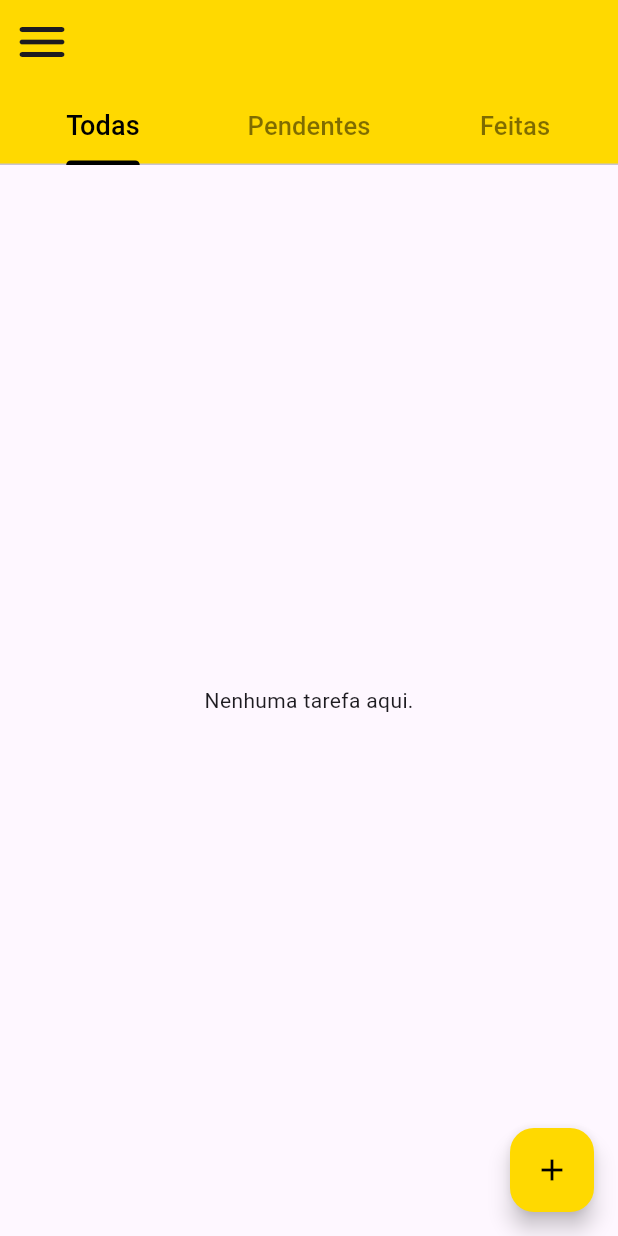
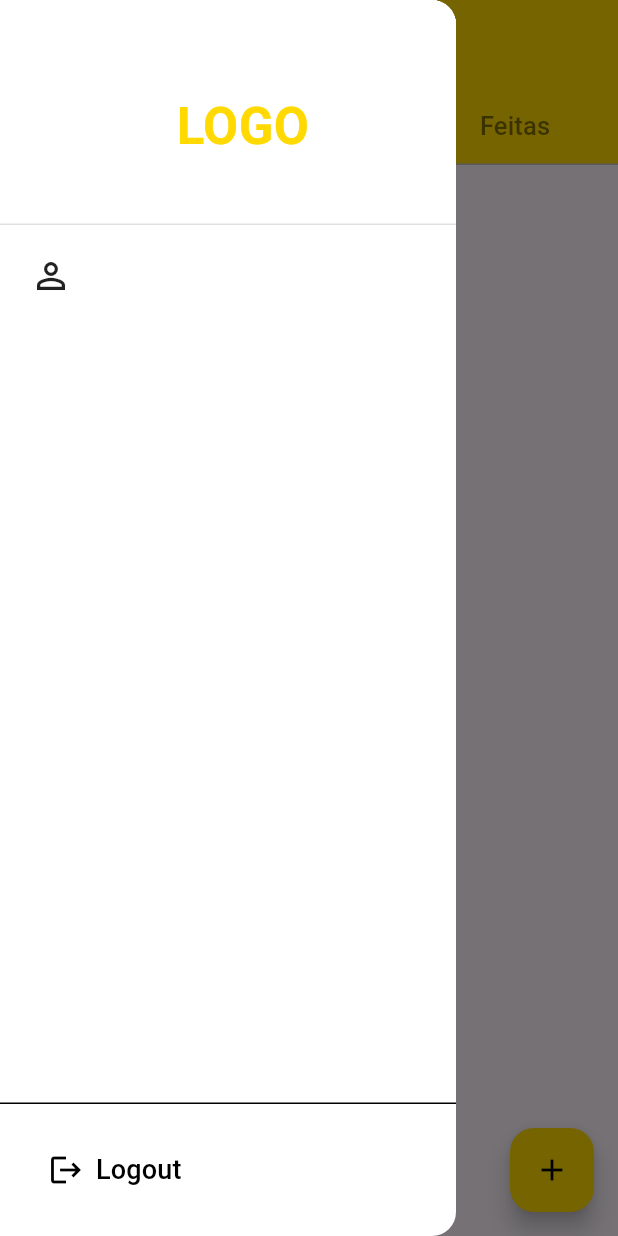
Before and after one commit to pedroo-vtor/anote-e-lembre, a Flutter app: the ListaTarefasView screen opened directly, with the side drawer open (before the commit the screen has no drawer), on a phone screen of 412 x 824 dp. Run offline on Flutter 3.47's test engine with Material 3 defaults, Android fonts, the phone set to English and light mode, and no system bars; our stand-ins replace cloud_firestore, firebase_auth, firebase_core; accounts and stored records are empty.

Commit message:
Feat(drawer): Implementa drawer

```diff
--- a/lib/views/lista_tarefa_views/appbar_view.dart
+++ b/lib/views/lista_tarefa_views/appbar_view.dart
@@ -1,6 +1,4 @@
 import 'package:flutter/material.dart';
-
-/*Info: Appbar da lista de tarefa*/
 
 class ListaTarefaAppBar extends StatelessWidget implements PreferredSizeWidget {
   @override
@@ -13,11 +11,6 @@ class ListaTarefaAppBar extends StatelessWidget implements PreferredSizeWidget {
       /*Cor de Fundo*/
       backgroundColor: const Color(0xFFFFD900),
       elevation: 0,
-      /*Menu Hambúrguer*/
-      leading: IconButton(
-        onPressed: () {},
-        icon: Icon(Icons.menu_rounded, size: 40),
-      ),
 
       /*TabBar*/
       bottom: const TabBar(
--- /dev/null
+++ b/lib/views/lista_tarefa_views/drawer_view.dart
@@ -0,0 +1,94 @@
+import 'package:flutter/material.dart';
+import 'package:provider/provider.dart';
+import 'package:anote_e_lembre/views_models/usuario_view_model.dart';
+import 'package:anote_e_lembre/views/login_views/login_view.dart';
+
+class DrawerView extends StatelessWidget {
+  const DrawerView({super.key});
+
+  @override
+  Widget build(BuildContext context) {
+    return Drawer(
+      backgroundColor: Colors.white,
+      child: Consumer<UsuarioViewModel>(
+        builder: (context, usuarioViewModel, child) {
+          final usuarioNome = usuarioViewModel.usuario?.nome ?? '';
+
+          return Column(
+            crossAxisAlignment: CrossAxisAlignment.start,
+            children: [
+
+              // Topo
+              Container(
+                width: double.infinity,
+                padding: const EdgeInsets.only(top: 60, bottom: 40, left: 20),
+                color: Colors.white,
+                child: Text(
+                  "LOGO",
+                  style: TextStyle(
+                    fontSize: 34,
+                    fontWeight: FontWeight.bold,
+                    color: const Color(0xFFFFD900),
+                  ),
+                  textAlign: TextAlign.center,
+                ),
+              ),
+
+              // Divisão
+              Container(height: 1, color: Colors.grey.shade300),
+
+              const SizedBox(height: 20),
+
+              // Usuário
+              Padding(
+                padding: const EdgeInsets.symmetric(horizontal: 20),
+                child: Row(
+                  children: [
+                    const Icon(Icons.person_outline, size: 28),
+                    const SizedBox(width: 10),
+                    Text(usuarioNome, style: const TextStyle(fontSize: 18)),
+                  ],
+                ),
+              ),
+
+              const SizedBox(height: 20),
+
+              // Expande para empurrar o logout para baixo
+              const Spacer(),
+
+              // Logout
+              Container(
+                padding: const EdgeInsets.symmetric(
+                  horizontal: 20,
+                  vertical: 20,
+                ),
+                decoration: BoxDecoration(
+                  border: Border(top: BorderSide(color: Colors.black)),
+                ),
+                child: Row(
+                  children: [
+                    TextButton.icon(
+                      onPressed: () {
+                        usuarioViewModel.logout();
+                        Navigator.pushAndRemoveUntil(
+                          context,
+                          MaterialPageRoute(builder: (_) => LoginView()),
+                          (route) => false,
+                        );
+                      },
+                      label: Text(
+                        'Logout',
+                        style: TextStyle(fontSize: 18, color: Colors.black),
+                      ),
+                      icon: Icon(Icons.logout, size: 24, color: Colors.black),
+                    ),
+                  ],
+                ),
+              ),
+            ],
+          );
+        },
+      ),
+    );
+  }
+}
--- a/lib/views/lista_tarefa_views/lista_tarefas_view.dart
+++ b/lib/views/lista_tarefa_views/lista_tarefas_view.dart
@@ -7,6 +7,7 @@ import 'package:anote_e_lembre/views/lista_tarefa_views/appbar_view.dart';
 import 'package:anote_e_lembre/views/lista_tarefa_views/tarefa_view.dart';
 import 'package:anote_e_lembre/views/lista_tarefa_views/adicionar_tarefa_view.dart';
 import 'package:anote_e_lembre/views/lista_tarefa_views/excluir_todas_tarefas_view.dart';
+import 'package:anote_e_lembre/views/lista_tarefa_views/drawer_view.dart';
 
 class ListaTarefasView extends StatefulWidget {
   const ListaTarefasView({super.key});
@@ -60,8 +61,12 @@ class _ListaTarefasViewState extends State<ListaTarefasView> {
     return DefaultTabController(
       length: 3,
       child: Scaffold(
-        appBar:
-            ListaTarefaAppBar(),
+
+        // Appbar
+        appBar: ListaTarefaAppBar(),
+
+        // Drawer
+        drawer: DrawerView(),
 
         floatingActionButton: Builder(
           builder: (context) {
@@ -91,7 +96,6 @@ class _ListaTarefasViewState extends State<ListaTarefasView> {
 
             return TabBarView(
               children: [
-
                 // Aba 1: Todas
                 _buildListaTarefas(todasTarefas),
 
--- a/lib/views/lista_tarefa_views/tarefa_view.dart
+++ b/lib/views/lista_tarefa_views/tarefa_view.dart
@@ -20,14 +20,6 @@ class _TarefaViewState extends State<TarefaView> {
 
   @override
   Widget build(BuildContext context) {
-    /*final tarefaViewModel = Provider.of<TarefaViewModel>(
-      context,
-      listen: false,
-    );*/
-    /*final usuarioViewModel = Provider.of<UsuarioViewModel>(
-      context,
-      listen: false,
-    );*/
     return Consumer<TarefaViewModel>(
       builder: (context, tarefaViewModel, child) {
         return Card(
```
